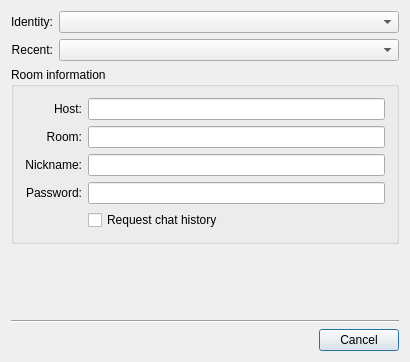
The window that src/mucjoin.ui (psi-im/psi) describes before a commit, drawn with Qt 5.
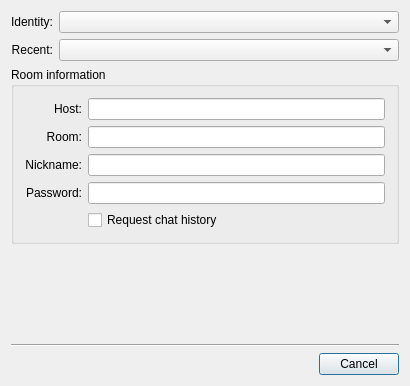
The same window after the commit. Custom widgets are drawn as their Qt base class.

Commit message: Avoid gaint muc join dialog because of long records in history

The edit to the form file:
```diff
--- a/src/mucjoin.ui
+++ b/src/mucjoin.ui
@@ -7,7 +7,7 @@
     <x>0</x>
     <y>0</y>
     <width>410</width>
-    <height>362</height>
+    <height>386</height>
    </rect>
   </property>
   <property name="windowTitle">
```
Left out of the diff: 96 changed lines with no effect on the pictures. The commit also changes 4 other files.
